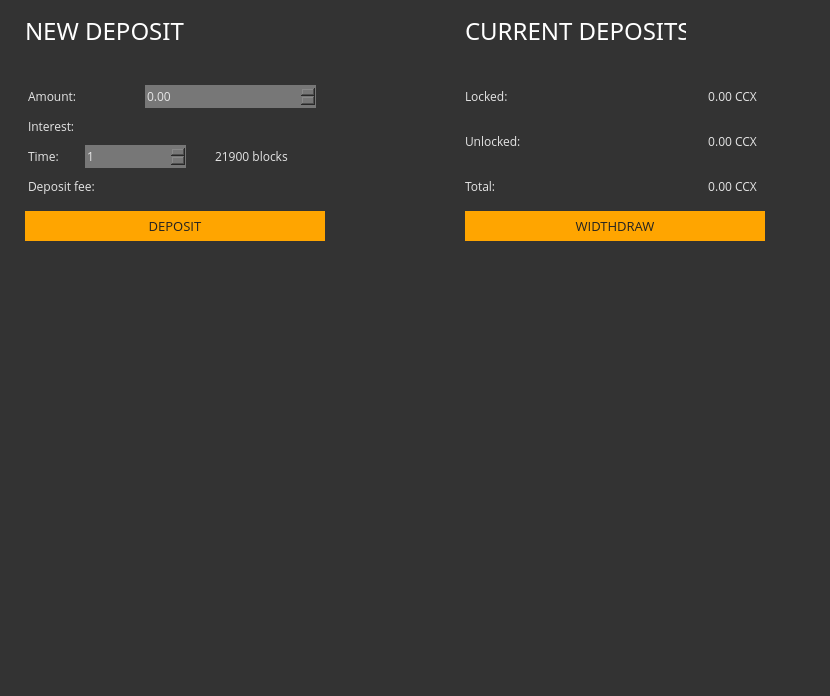
Qt form src/gui/ui/depositsframe.ui (ConcealNetwork/conceal-desktop) before a commit.
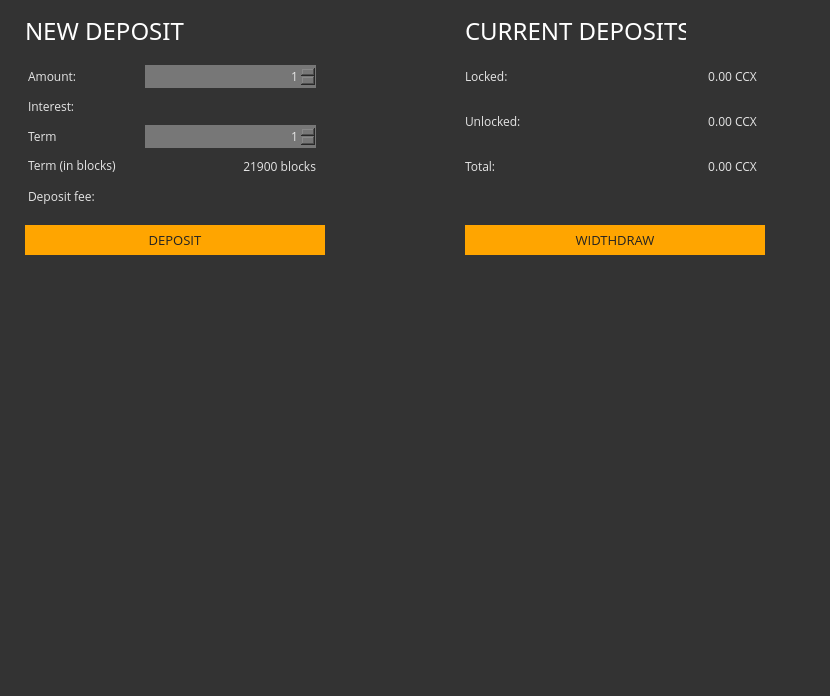
The same form after that commit.

Commit message: align deposit term and remove decimals

Patch:
```diff
--- a/src/gui/ui/depositsframe.ui
+++ b/src/gui/ui/depositsframe.ui
@@ -70,9 +70,9 @@
      <widget class="QSpinBox" name="m_timeSpin">
       <property name="geometry">
        <rect>
-        <x>70</x>
-        <y>130</y>
-        <width>101</width>
+        <x>130</x>
+        <y>110</y>
+        <width>171</width>
         <height>23</height>
        </rect>
       </property>
@@ -85,6 +85,9 @@
       <property name="styleSheet">
        <string notr="true">background-color: #777;</string>
       </property>
+      <property name="alignment">
+       <set>Qt::AlignRight|Qt::AlignTrailing|Qt::AlignVCenter</set>
+      </property>
       <property name="minimum">
        <number>1</number>
       </property>
@@ -95,8 +98,8 @@
      <widget class="QLabel" name="m_feeLabel">
       <property name="geometry">
        <rect>
-        <x>140</x>
-        <y>160</y>
+        <x>120</x>
+        <y>170</y>
         <width>181</width>
         <height>23</height>
        </rect>
@@ -110,13 +113,16 @@
       <property name="text">
        <string/>
       </property>
+      <property name="alignment">
+       <set>Qt::AlignRight|Qt::AlignTrailing|Qt::AlignVCenter</set>
+      </property>
      </widget>
      <widget class="QLabel" name="label_2">
       <property name="geometry">
        <rect>
         <x>13</x>
-        <y>130</y>
-        <width>57</width>
+        <y>110</y>
+        <width>101</width>
         <height>23</height>
        </rect>
       </property>
@@ -127,14 +133,14 @@
        </font>
       </property>
       <property name="text">
-       <string>Time:</string>
+       <string>Term</string>
       </property>
      </widget>
      <widget class="QDoubleSpinBox" name="m_amountSpin">
       <property name="geometry">
        <rect>
         <x>130</x>
-        <y>70</y>
+        <y>50</y>
         <width>171</width>
         <height>23</height>
        </rect>
@@ -148,6 +154,15 @@
       <property name="styleSheet">
        <string notr="true">background-color: #777;</string>
       </property>
+      <property name="alignment">
+       <set>Qt::AlignRight|Qt::AlignTrailing|Qt::AlignVCenter</set>
+      </property>
+      <property name="decimals">
+       <number>0</number>
+      </property>
+      <property name="minimum">
+       <double>1.000000000000000</double>
+      </property>
       <property name="maximum">
        <double>20000000.000000000000000</double>
       </property>
@@ -156,7 +171,7 @@
       <property name="geometry">
        <rect>
         <x>13</x>
-        <y>70</y>
+        <y>50</y>
         <width>57</width>
         <height>23</height>
        </rect>
@@ -175,7 +190,7 @@
       <property name="geometry">
        <rect>
         <x>10</x>
-        <y>196</y>
+        <y>210</y>
         <width>300</width>
         <height>30</height>
        </rect>
@@ -202,9 +217,9 @@
      <widget class="QLabel" name="m_nativeTimeLabel">
       <property name="geometry">
        <rect>
-        <x>200</x>
-        <y>130</y>
-        <width>121</width>
+        <x>130</x>
+        <y>140</y>
+        <width>171</width>
         <height>23</height>
        </rect>
       </property>
@@ -217,13 +232,16 @@
       <property name="text">
        <string>21900 blocks</string>
       </property>
+      <property name="alignment">
+       <set>Qt::AlignRight|Qt::AlignTrailing|Qt::AlignVCenter</set>
+      </property>
      </widget>
      <widget class="QLabel" name="m_interestLabel">
       <property name="geometry">
        <rect>
-        <x>120</x>
-        <y>100</y>
-        <width>201</width>
+        <x>130</x>
+        <y>80</y>
+        <width>171</width>
         <height>23</height>
        </rect>
       </property>
@@ -236,12 +254,15 @@
       <property name="text">
        <string/>
       </property>
+      <property name="alignment">
+       <set>Qt::AlignRight|Qt::AlignTrailing|Qt::AlignVCenter</set>
+      </property>
      </widget>
      <widget class="QLabel" name="m_feeTextLabel">
       <property name="geometry">
        <rect>
         <x>13</x>
-        <y>160</y>
+        <y>170</y>
         <width>101</width>
         <height>23</height>
        </rect>
@@ -260,7 +281,7 @@
       <property name="geometry">
        <rect>
         <x>450</x>
-        <y>196</y>
+        <y>210</y>
         <width>300</width>
         <height>30</height>
        </rect>
@@ -288,7 +309,7 @@
       <property name="geometry">
        <rect>
         <x>720</x>
-        <y>70</y>
+        <y>50</y>
         <width>31</width>
         <height>23</height>
        </rect>
@@ -307,7 +328,7 @@
       <property name="geometry">
        <rect>
         <x>596</x>
-        <y>115</y>
+        <y>95</y>
         <width>121</width>
         <height>23</height>
        </rect>
@@ -331,7 +352,7 @@
       <property name="geometry">
        <rect>
         <x>450</x>
-        <y>70</y>
+        <y>50</y>
         <width>81</width>
         <height>23</height>
        </rect>
@@ -350,7 +371,7 @@
       <property name="geometry">
        <rect>
         <x>586</x>
-        <y>160</y>
+        <y>140</y>
         <width>131</width>
         <height>23</height>
        </rect>
@@ -374,7 +395,7 @@
       <property name="geometry">
        <rect>
         <x>450</x>
-        <y>115</y>
+        <y>95</y>
         <width>81</width>
         <height>23</height>
        </rect>
@@ -393,7 +414,7 @@
       <property name="geometry">
        <rect>
         <x>596</x>
-        <y>70</y>
+        <y>50</y>
         <width>121</width>
         <height>23</height>
        </rect>
@@ -417,7 +438,7 @@
       <property name="geometry">
        <rect>
         <x>720</x>
-        <y>160</y>
+        <y>140</y>
         <width>31</width>
         <height>23</height>
        </rect>
@@ -436,7 +457,7 @@
       <property name="geometry">
        <rect>
         <x>720</x>
-        <y>115</y>
+        <y>95</y>
         <width>31</width>
         <height>23</height>
        </rect>
@@ -455,7 +476,7 @@
       <property name="geometry">
        <rect>
         <x>450</x>
-        <y>160</y>
+        <y>140</y>
         <width>71</width>
         <height>23</height>
        </rect>
@@ -522,8 +543,8 @@
       <property name="geometry">
        <rect>
         <x>13</x>
-        <y>100</y>
-        <width>81</width>
+        <y>80</y>
+        <width>91</width>
         <height>23</height>
        </rect>
       </property>
@@ -537,6 +558,25 @@
        <string>Interest:</string>
       </property>
      </widget>
+     <widget class="QLabel" name="label_4">
+      <property name="geometry">
+       <rect>
+        <x>13</x>
+        <y>140</y>
+        <width>111</width>
+        <height>21</height>
+       </rect>
+      </property>
+      <property name="font">
+       <font>
+        <family>Open Sans</family>
+        <pointsize>9</pointsize>
+       </font>
+      </property>
+      <property name="text">
+       <string>Term (in blocks)</string>
+      </property>
+     </widget>
     </widget>
    </item>
    <item>
```
Left out of the diff: 3 changed lines with no effect on the pictures. The commit also changes 1 other file.
